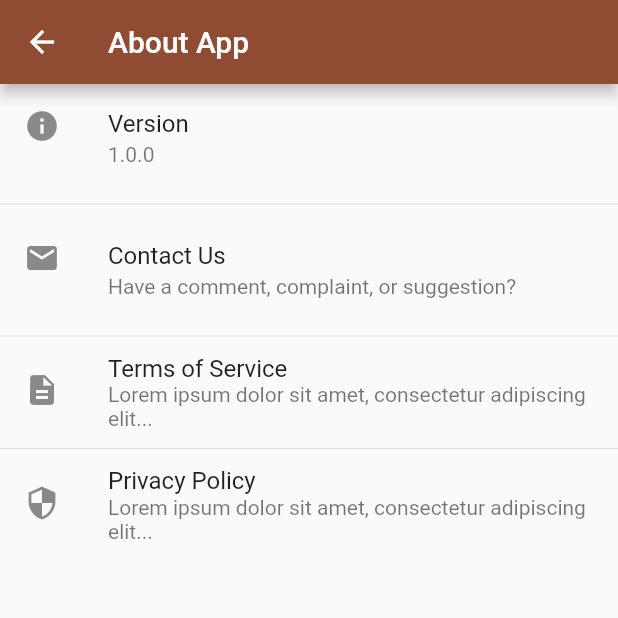
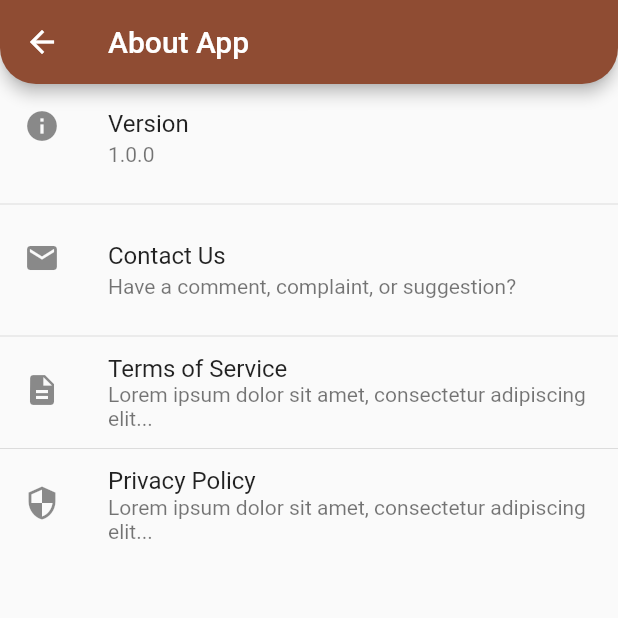
Before and after one commit to Flyer-SIH/Sustainify, a Flutter app: the screen it shows after launch, item 4 of the bottom bar chosen, after a tap on "Information", on a phone screen of 412 x 824 dp, the top half of it. Run offline on Flutter 3.47's test engine with Material 2 defaults, Android fonts, the phone set to English and light mode, and no system bars; our stand-ins replace animated_bottom_navigation_bar, expandable, geolocator, get, google_maps_flutter; missing offline and left inert: dart:ffi, flutter_barcode_scanner; network calls fail; statements that could not run were skipped.

Commit message:
app bar and blog data

```diff
--- a/lib/models/blog_model.dart
+++ b/lib/models/blog_model.dart
@@ -1,10 +1,8 @@
-import 'package:flutter/material.dart';
-
 class Detail {
   String photo;
   String title;
   String about;
-  String methods;
+  String? methods;
 
-  Detail({required this.photo, required this.title, required this.about, required this.methods});
+  Detail({required this.photo, required this.title, required this.about, this.methods});
 }
--- a/lib/screens/awareness_screen.dart
+++ b/lib/screens/awareness_screen.dart
@@ -1,6 +1,7 @@
 import 'package:flutter/material.dart';
 import 'package:sustainify/dummy_data/articles_data.dart';
 import 'package:sustainify/screens/blog_detail_screen.dart';
+import 'package:sustainify/widgets/custom_app_bar.dart';
 
 class AwarenessScreen extends StatelessWidget {
   const AwarenessScreen({super.key});
@@ -8,8 +9,8 @@ class AwarenessScreen extends StatelessWidget {
   @override
   Widget build(BuildContext context) {
     return Scaffold(
-      appBar: AppBar(
-        title: const Text('Explore'),
+      appBar: CustomAppBar(
+        title: 'Explore',
       ),
       body: ListView.builder(
         itemCount: 4,
--- a/lib/screens/best_from_waste_screen.dart
+++ b/lib/screens/best_from_waste_screen.dart
@@ -1,6 +1,7 @@
 import 'package:flutter/material.dart';
 import 'package:sustainify/dummy_data/product_dummy_data.dart';
 import 'package:sustainify/models/product_model.dart';
+import 'package:sustainify/widgets/custom_app_bar.dart';
 
 class BestFromWasteScreen extends StatelessWidget {
   const BestFromWasteScreen({super.key});
@@ -8,9 +9,7 @@ class BestFromWasteScreen extends StatelessWidget {
   @override
   Widget build(BuildContext context) {
     return Scaffold(
-      appBar: AppBar(
-        title: const Text('Best From Waste'),
-      ),
+      appBar: const CustomAppBar(title: 'Best From Waste'),
       body: SingleChildScrollView(
         padding: const EdgeInsets.all(16),
         child: Column(
--- a/lib/screens/blog_detail_screen.dart
+++ b/lib/screens/blog_detail_screen.dart
@@ -27,6 +27,11 @@ class BlogDetailScreen extends StatelessWidget {
     return Scaffold(
       appBar: AppBar(
         title: const Text('Learn in Detail'),
+        shape: const RoundedRectangleBorder(
+          borderRadius: BorderRadius.vertical(
+            bottom: Radius.circular(20),
+          ),
+        ),
         actions: [
           IconButton(
             icon: Icon(Icons.share),
--- a/lib/screens/information_screen.dart
+++ b/lib/screens/information_screen.dart
@@ -1,11 +1,12 @@
 import 'package:flutter/material.dart';
+import 'package:sustainify/widgets/custom_app_bar.dart';
 
 class AboutApp extends StatelessWidget {
   @override
   Widget build(BuildContext context) {
     return Scaffold(
-      appBar: AppBar(
-        title: Text('About App'),
+      appBar: CustomAppBar(
+        title: 'About App',
       ),
       body: ListView(
         children: <Widget>[
--- a/lib/screens/profile_screen.dart
+++ b/lib/screens/profile_screen.dart
@@ -2,6 +2,7 @@ import 'package:flutter/material.dart';
 import 'package:sustainify/dummy_data/item_data.dart';
 import 'package:sustainify/screens/information_screen.dart';
 import 'package:sustainify/screens/rewards_screen.dart';
+import 'package:sustainify/widgets/custom_app_bar.dart';
 
 class ProfileScreen extends StatelessWidget {
   const ProfileScreen({Key? key}) : super(key: key);
@@ -10,8 +11,8 @@ class ProfileScreen extends StatelessWidget {
   Widget build(BuildContext context) {
     Color tPrimaryColor = Colors.black;
     return Scaffold(
-      appBar: AppBar(
-        title: const Text('Profile', style: TextStyle(fontSize: 24)),
+      appBar: CustomAppBar(
+        title: 'Profile',
       ),
       body: SingleChildScrollView(
         child: Container(
--- a/lib/screens/trash_scan_screen.dart
+++ b/lib/screens/trash_scan_screen.dart
@@ -1,5 +1,6 @@
 import 'package:flutter/material.dart';
 import 'package:flutter_barcode_scanner/flutter_barcode_scanner.dart';
+import 'package:sustainify/widgets/custom_app_bar.dart';
 
 class Product {
   final String barcode;
@@ -63,8 +64,8 @@ class _ScanProductScreenState extends State<ScanProductScreen> {
   @override
   Widget build(BuildContext context) {
     return Scaffold(
-      appBar: AppBar(
-        title: Text('Product Scanner'),
+      appBar: CustomAppBar(
+        title: 'Product Scanner',
       ),
       body: Center(
         child: Column(
--- /dev/null
+++ b/lib/widgets/custom_app_bar.dart
@@ -0,0 +1,25 @@
+import 'package:flutter/material.dart';
+
+class CustomAppBar extends StatelessWidget implements PreferredSizeWidget {
+  final String title;
+
+  const CustomAppBar({
+    Key? key,
+    required this.title,
+  }) : super(key: key);
+
+  @override
+  Size get preferredSize => const Size.fromHeight(kToolbarHeight);
+
+  @override
+  Widget build(BuildContext context) {
+    return AppBar(
+      title: Text(title),
+      shape: const RoundedRectangleBorder(
+        borderRadius: BorderRadius.vertical(
+          bottom: Radius.circular(24),
+        ),
+      ),
+    );
+  }
+}
--- a/pubspec.yaml
+++ b/pubspec.yaml
@@ -68,7 +68,6 @@ flutter:
   # To add assets to your application, add an assets section, like this:
   assets:
     - assets/images/
-    - assets/images/blogs/
     - assets/images/household/
     - assets/images/agricultural/
   #   - images/a_dot_ham.jpeg
```
